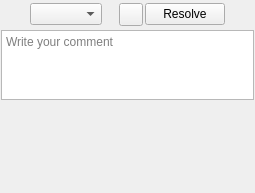
This is ui/comment_widget.ui in zkovari/plotlyst as Qt 5 draws it before an edit. The edited form follows.
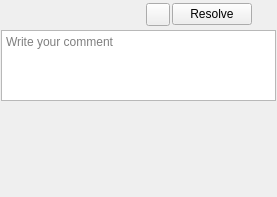
This is the edited form.

Commit message: Improve scene detection for comments and remove edit menu

Patch:
```diff
--- a/ui/comment_widget.ui
+++ b/ui/comment_widget.ui
@@ -6,8 +6,8 @@
    <rect>
     <x>0</x>
     <y>0</y>
-    <width>255</width>
-    <height>189</height>
+    <width>277</width>
+    <height>197</height>
    </rect>
   </property>
   <property name="sizePolicy">
@@ -59,9 +59,6 @@
        </property>
       </widget>
      </item>
-     <item>
-      <widget class="QComboBox" name="cbScene"/>
-     </item>
      <item>
       <spacer name="horizontalSpacer">
        <property name="orientation">
@@ -126,8 +123,8 @@
        </property>
        <property name="iconSize">
         <size>
-         <width>24</width>
-         <height>24</height>
+         <width>16</width>
+         <height>16</height>
         </size>
        </property>
        <property name="popupMode">
```
Left out of the diff: 27 changed lines with no effect on the pictures. The commit also changes 3 other files.
